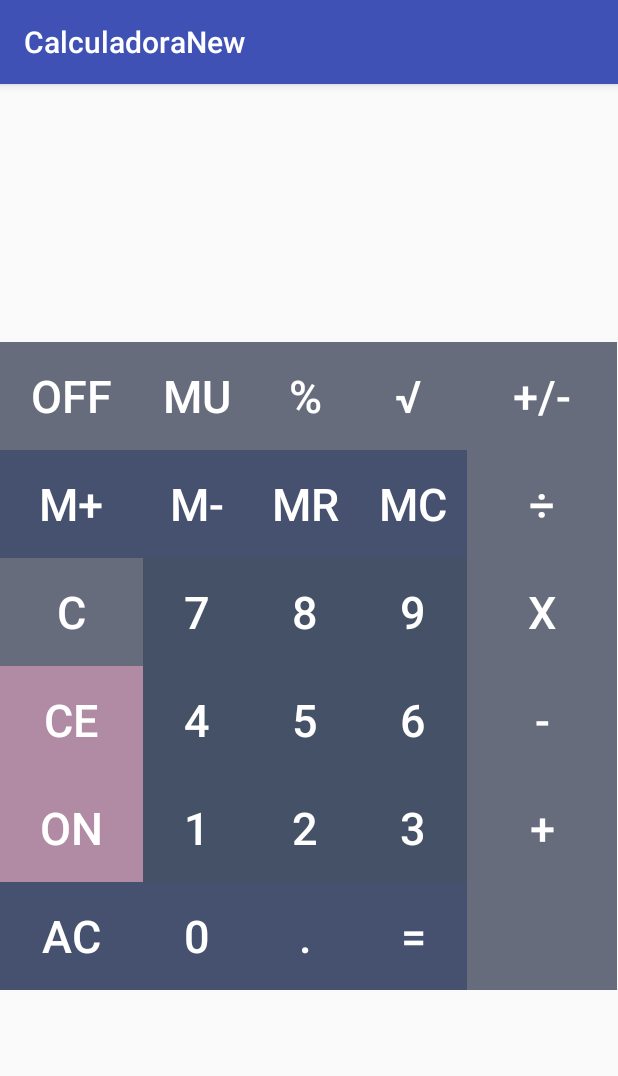
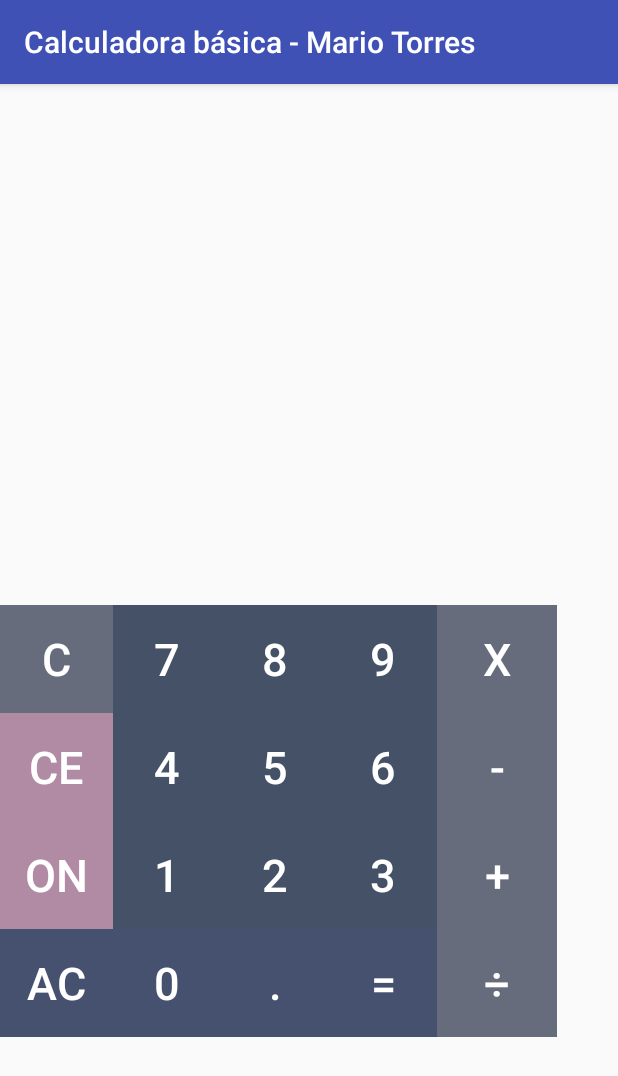
Before and after one commit to jesusmario/CalculadoraBasicaApp, an Android app: the screen it shows after launch (MainActivity), on a phone screen of 412 x 824 dp. Shown: the top 1076 px of the screen. Run offline under Robolectric (Android 15) with nearby library versions, the phone set to English and light mode, and no system bars.

Commit message:
Implementación de proyecto a GitHub.

```diff
--- a/app/build.gradle
+++ b/app/build.gradle
@@ -20,7 +20,7 @@ android {
 
 dependencies {
     implementation fileTree(dir: 'libs', include: ['*.jar'])
-    implementation 'com.android.support:appcompat-v7:28.0.0-rc02'
+    implementation 'com.android.support:appcompat-v7:28.0.0-alpha1'
     implementation 'com.android.support.constraint:constraint-layout:1.1.3'
     testImplementation 'junit:junit:4.12'
     androidTestImplementation 'com.android.support.test:runner:1.0.2'
--- a/app/src/main/java/com/itson/jesusmario/calculadoranew/MainActivity.java
+++ b/app/src/main/java/com/itson/jesusmario/calculadoranew/MainActivity.java
@@ -1,20 +1,24 @@
 package com.itson.jesusmario.calculadoranew;
 
+import android.os.Message;
+import android.support.v4.app.NotificationCompat;
 import android.support.v7.app.AppCompatActivity;
 import android.os.Bundle;
 import android.view.View;
 import android.widget.Button;
 import android.widget.TextView;
 
+import android.widget.Toast;
 import org.w3c.dom.Text;
 
 public class MainActivity extends AppCompatActivity {
 
     private double subtotal = 0;
 Button boton0, boton1, boton2, boton3, boton4, boton5, boton6, boton7, boton8, boton9,
-    botonPunto, botonSumar, botonRestar, botonMultiplicacion, botonDividir, botonIgual, botonC, botonMasMenos, botonCE, botonOFF, botonmemoriamas;
+    botonPunto, botonSumar, botonRestar, botonMultiplicacion, botonDividir, botonIgual, botonC, botonCE, btnencender;
 
 String operacion;
+int valorInicial;
 
 TextView txtview1,txtview2;
 
@@ -134,9 +138,11 @@ TextView txtview1,txtview2;
         botonMultiplicacion = (Button) findViewById(R.id.btnmultiplicar);
         botonMultiplicacion.setOnClickListener(new View.OnClickListener() {
             public void onClick(View v) {
+
                 subtotal = Double.valueOf((String) txtview2.getText()).doubleValue();
                 txtview2.setText("");
                 txtview1.setText("X");
+
             }
 
         });
@@ -182,15 +188,7 @@ TextView txtview1,txtview2;
 
         });
 
-        //Código del botón para M+
-        botonmemoriamas = (Button) findViewById(R.id.btnmemoriamas);
-        botonmemoriamas.setOnClickListener(new View.OnClickListener() {
-            public void onClick(View v){
-                subtotal = Double.valueOf((String) txtview2.getText()).doubleValue();
-                txtview2.setText("");
-                txtview1.setText("M");
-            }
-        });
+
 
 
         //Al presionar el boton C vacia todos los campos donde se han ingresado los datos.
@@ -204,6 +202,14 @@ TextView txtview1,txtview2;
 
         });
 
+        btnencender = (Button)findViewById(R.id.btnencender);
+        btnencender.setOnClickListener(new View.OnClickListener() {
+            @Override
+            public void onClick(View v) {
+
+                    txtview1.setText("");
+            }
+        });
 
         //Representa el código de la función del botón CE donde se elimina el último digito tecleado en la calculadora.
         botonCE = (Button) findViewById(R.id.btnce);
@@ -221,31 +227,9 @@ TextView txtview1,txtview2;
 
         });
 
-        //Al presionar el boton OFF simula un apagado de la calculadora.
-        botonOFF= (Button) findViewById(R.id.btnoff);
-        botonOFF.setOnClickListener(new View.OnClickListener() {
-            public void onClick(View v) {
-                subtotal = 0;
-                txtview2.setText("");
-                txtview1.setText("");
-            }
 
-        });
 
-        //Representación del funcionamiento de los cambios de signos en la calculadora.
-        botonMasMenos = (Button) findViewById(R.id.btnsignos);
-        botonMasMenos.setOnClickListener(new View.OnClickListener() {
 
-            @Override
-            public void onClick(View v) {
-                if (txtview2.getText().charAt(0) == '-')
-                    txtview2.setText(txtview2.getText().subSequence(1, txtview2.getText().length() - 1));
-
-                else
-                    txtview2.setText("-" + txtview2.getText().toString());
-
-            }
-        });
 
     }
 }
--- a/app/src/main/res/layout/activity_main.xml
+++ b/app/src/main/res/layout/activity_main.xml
@@ -10,6 +10,7 @@
         android:layout_width="match_parent"
         android:layout_height="wrap_content"
         android:orientation="vertical"
+
         android:id="@+id/text_layout">
 
         <TextView
@@ -30,114 +31,11 @@
 
     <LinearLayout
         android:layout_width="match_parent"
-        android:layout_height="493dp"
+        android:layout_height="match_parent"
+        android:layout_marginTop="175dp"
         android:layout_below="@id/text_layout"
         android:orientation="vertical">
 
-        <LinearLayout
-            android:layout_width="wrap_content"
-            android:layout_height="wrap_content"
-            android:orientation="horizontal">
-
-            <Button
-                android:id="@+id/btnoff"
-                android:layout_width="95dp"
-                android:layout_height="72dp"
-                android:background="#676c7d"
-                android:text="OFF"
-                android:textColor="@android:color/background_light"
-                android:textSize="30sp" />
-
-            <Button
-                android:id="@+id/btnmu"
-                android:layout_width="72dp"
-                android:layout_height="72dp"
-                android:background="#676c7d"
-                android:text="MU"
-                android:textColor="@android:color/background_light"
-                android:textSize="30sp" />
-
-            <Button
-                android:id="@+id/btnporcentaje"
-                android:layout_width="72dp"
-                android:layout_height="72dp"
-                android:background="#676c7d"
-                android:text="%"
-                android:textColor="@android:color/background_light"
-                android:textSize="30sp" />
-
-            <Button
-                android:id="@+id/btnraiz"
-                android:layout_width="72dp"
-                android:layout_height="72dp"
-                android:background="#676c7d"
-                android:text="√ "
-                android:textColor="@android:color/background_light"
-                android:textSize="30sp" />
-
-            <Button
-                android:id="@+id/btnsignos"
-                android:layout_width="100dp"
-                android:layout_height="72dp"
-                android:background="#676c7d"
-                android:text="+/-"
-                android:textColor="@android:color/background_light"
-                android:textSize="30sp" />
-
-
-        </LinearLayout>
-
-        <LinearLayout
-            android:layout_width="wrap_content"
-            android:layout_height="wrap_content"
-            android:orientation="horizontal">
-
-            <Button
-                android:id="@+id/btnmemoriamas"
-                android:layout_width="95dp"
-                android:layout_height="72dp"
-                android:background="#46506F"
-                android:text="M+"
-                android:textColor="@android:color/background_light"
-                android:textSize="30sp" />
-
-            <Button
-                android:id="@+id/btnmemoriamenos"
-                android:layout_width="72dp"
-                android:layout_height="72dp"
-                android:background="#46506F"
-                android:text="M-"
-                android:textColor="@android:color/background_light"
-                android:textSize="30sp" />
-
-            <Button
-                android:id="@+id/btnmr"
-                android:layout_width="72dp"
-                android:layout_height="72dp"
-                android:background="#46506F"
-                android:text="MR"
-                android:textColor="@android:color/background_light"
-                android:textSize="30sp" />
-
-            <Button
-                android:id="@+id/btnmc"
-                android:layout_width="72dp"
-                android:layout_height="72dp"
-                android:background="#46506F"
-                android:text="MC"
-                android:textColor="@android:color/background_light"
-                android:textSize="30sp" />
-
-            <Button
-                android:id="@+id/btndividir"
-                android:layout_width="100dp"
-                android:layout_height="72dp"
-                android:background="#676c7d"
-                android:text="÷"
-                android:textColor="@android:color/background_light"
-                android:textSize="30sp" />
-
-        </LinearLayout>
 
         <LinearLayout
             android:layout_width="wrap_content"
@@ -146,10 +44,10 @@
 
             <Button
                 android:id="@+id/btnc"
-                android:layout_width="95dp"
+                android:layout_width="75dp"
                 android:layout_height="72dp"
                 android:background="#676c7d"
-                android:text="C"
+                android:text="@string/btn_c"
                 android:textColor="@android:color/background_light"
                 android:textSize="30sp" />
 
@@ -158,7 +56,7 @@
                 android:layout_width="72dp"
                 android:layout_height="72dp"
                 android:background="#445167"
-                android:text="7"
+                android:text="@string/num_7"
                 android:textColor="@android:color/background_light"
                 android:textSize="30sp" />
 
@@ -167,7 +65,7 @@
                 android:layout_width="72dp"
                 android:layout_height="72dp"
                 android:background="#445167"
-                android:text="8"
+                android:text="@string/num_8"
                 android:textColor="@android:color/background_light"
                 android:textSize="30sp" />
 
@@ -176,16 +74,16 @@
                 android:layout_width="72dp"
                 android:layout_height="72dp"
                 android:background="#445167"
-                android:text="9"
+                android:text="@string/num_9"
                 android:textColor="@android:color/background_light"
                 android:textSize="30sp" />
 
             <Button
                 android:id="@+id/btnmultiplicar"
-                android:layout_width="100dp"
+                android:layout_width="80dp"
                 android:layout_height="72dp"
                 android:background="#676c7d"
-                android:text="x"
+                android:text="@string/btn_x"
                 android:textColor="@android:color/background_light"
                 android:textSize="30sp" />
         </LinearLayout>
@@ -193,14 +91,15 @@
         <LinearLayout
             android:layout_width="wrap_content"
             android:layout_height="wrap_content"
+
             android:orientation="horizontal">
 
             <Button
                 android:id="@+id/btnce"
-                android:layout_width="95dp"
+                android:layout_width="75dp"
                 android:layout_height="72dp"
                 android:background="#B18AA4"
-                android:text="CE"
+                android:text="@string/btn_ce"
                 android:textColor="@android:color/background_light"
                 android:textSize="30sp" />
 
@@ -209,7 +108,7 @@
                 android:layout_width="72dp"
                 android:layout_height="72dp"
                 android:background="#445167"
-                android:text="4"
+                android:text="@string/num_4"
                 android:textColor="@android:color/background_light"
                 android:textSize="30sp" />
 
@@ -218,7 +117,7 @@
                 android:layout_width="72dp"
                 android:layout_height="72dp"
                 android:background="#445167"
-                android:text="5"
+                android:text="@string/num_5"
                 android:textColor="@android:color/background_light"
                 android:textSize="30sp" />
 
@@ -227,16 +126,16 @@
                 android:layout_width="72dp"
                 android:layout_height="72dp"
                 android:background="#445167"
-                android:text="6"
+                android:text="@string/num_6"
                 android:textColor="@android:color/background_light"
                 android:textSize="30sp" />
 
             <Button
                 android:id="@+id/btnmenos"
-                android:layout_width="100dp"
+                android:layout_width="80dp"
                 android:layout_height="72dp"
                 android:background="#676c7d"
-                android:text="-"
+                android:text="@string/btn_restar"
                 android:textColor="@android:color/background_light"
                 android:textSize="30sp" />
 
@@ -250,10 +149,10 @@
 
             <Button
                 android:id="@+id/btnencender"
-                android:layout_width="95dp"
+                android:layout_width="75dp"
                 android:layout_height="72dp"
                 android:background="#B18AA4"
-                android:text="ON"
+                android:text="@string/btn_ON"
                 android:textColor="@android:color/background_light"
                 android:textSize="30sp" />
 
@@ -262,7 +161,7 @@
                 android:layout_width="72dp"
                 android:layout_height="72dp"
                 android:background="#445167"
-                android:text="1"
+                android:text="@string/num_1"
                 android:textColor="@android:color/background_light"
                 android:textSize="30sp" />
 
@@ -271,7 +170,7 @@
                 android:layout_width="72dp"
                 android:layout_height="72dp"
                 android:background="#445167"
-                android:text="2"
+                android:text="@string/num_2"
                 android:textColor="@android:color/background_light"
                 android:textSize="30sp" />
 
@@ -280,13 +179,13 @@
                 android:layout_width="72dp"
                 android:layout_height="72dp"
                 android:background="#445167"
-                android:text="3"
+                android:text="@string/num_3"
                 android:textColor="@android:color/background_light"
                 android:textSize="30sp" />
 
             <Button
                 android:id="@+id/btnmas"
-                android:layout_width="100dp"
+                android:layout_width="80dp"
                 android:layout_height="72dp"
                 android:background="#676c7d"
                 android:text="+"
@@ -301,10 +200,10 @@
 
             <Button
                 android:id="@+id/btnac"
-                android:layout_width="95dp"
+                android:layout_width="75dp"
                 android:layout_height="72dp"
                 android:background="#46506F"
-                android:text="AC"
+                android:text="@string/btn_ac"
                 android:textColor="@android:color/background_light"
                 android:textSize="30sp" />
 
@@ -313,16 +212,16 @@
                 android:layout_width="72dp"
                 android:layout_height="72dp"
                 android:background="#46506F"
-                android:text="0"
+                android:text="@string/num_cero"
                 android:textColor="@android:color/background_light"
                 android:textSize="30sp" />
 
             <Button
-                android:id="@+id/btnpunto"
+                android:id="@+id/botonPunto"
                 android:layout_width="72dp"
                 android:layout_height="72dp"
                 android:background="#46506F"
-                android:text="."
+                android:text="@string/btn_punto"
                 android:textColor="@android:color/background_light"
                 android:textSize="30sp" />
 
@@ -331,18 +230,18 @@
                 android:layout_width="72dp"
                 android:layout_height="72dp"
                 android:background="#46506F"
-                android:text="="
+                android:text="@string/btn_igual"
                 android:textColor="@android:color/background_light"
                 android:textSize="30sp" />
 
             <Button
-                android:layout_width="100dp"
-                android:layout_height="72dp"
-                android:background="#676c7d"
-                android:text=""
-                android:textColor="@android:color/background_light"
-                android:textSize="30sp" />
-
+                    android:id="@+id/btndividir"
+                    android:layout_width="80dp"
+                    android:layout_height="72dp"
+                    android:background="#676c7d"
+                    android:text="@string/btn_division"
+                    android:textColor="@android:color/background_light"
+                    android:textSize="30sp" />
         </LinearLayout>
 
     </LinearLayout>
--- a/app/src/main/res/values/strings.xml
+++ b/app/src/main/res/values/strings.xml
@@ -1,3 +1,27 @@
 <resources>
-    <string name="app_name">CalculadoraNew</string>
+    <string name="app_name">Calculadora básica - Mario Torres</string>
+    <string name="btn_c">c</string>
+    <string name="btn_ce">ce</string>
+    <string name="btn_restar">-</string>
+    <string name="btn_ac">ac</string>
+    <string name="num_7">7</string>
+    <string name="num_8">8</string>
+    <string name="num_9">9</string>
+    <string name="num_4">4</string>
+    <string name="num_5">5</string>
+    <string name="num_6">6</string>
+    <string name="num_1">1</string>
+    <string name="num_2">2</string>
+    <string name="num_3">3</string>
+    <string name="num_cero">0</string>
+    <string name="btn_punto">.</string>
+    <string name="btn_igual">=</string>
+    <string name="btn_division">÷</string>
+    <string name="btn_ON">ON</string>
+    <string name="btn_x">X</string>
+
+
+
+
+
 </resources>
--- a/build.gradle
+++ b/build.gradle
@@ -7,7 +7,7 @@ buildscript {
         jcenter()
     }
     dependencies {
-        classpath 'com.android.tools.build:gradle:3.1.4'
+        classpath 'com.android.tools.build:gradle:3.2.1'
 
 
         // NOTE: Do not place your application dependencies here; they belong
```
Also changed, not shown: gradle/wrapper/gradle-wrapper.properties, 2 other files.
